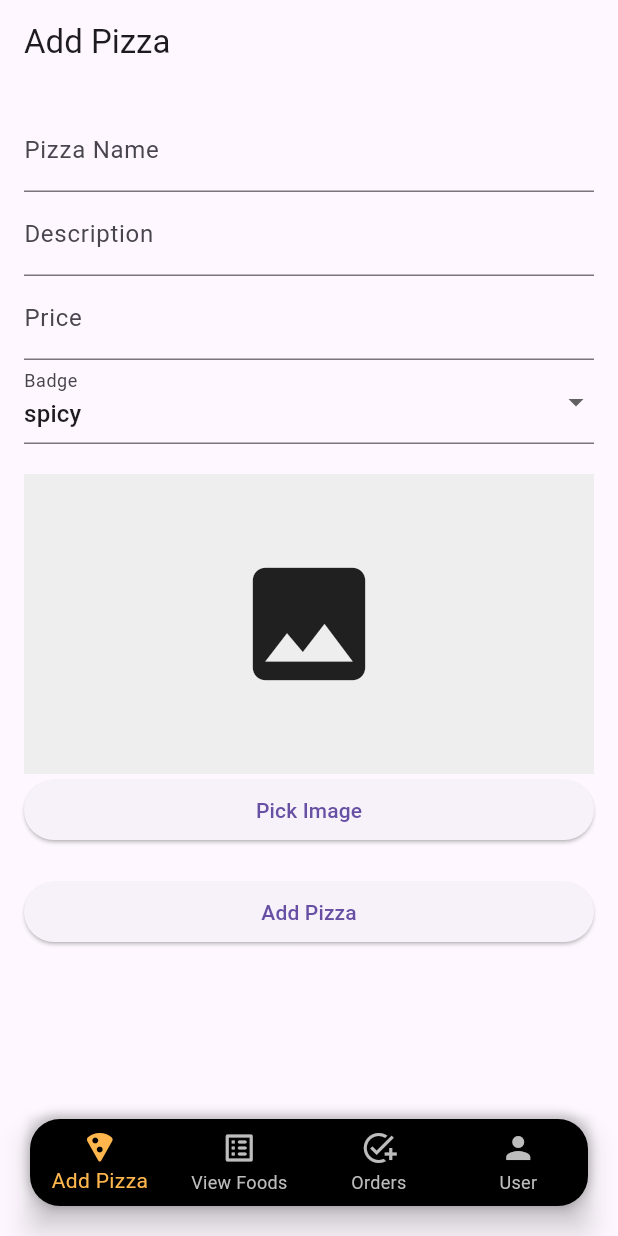
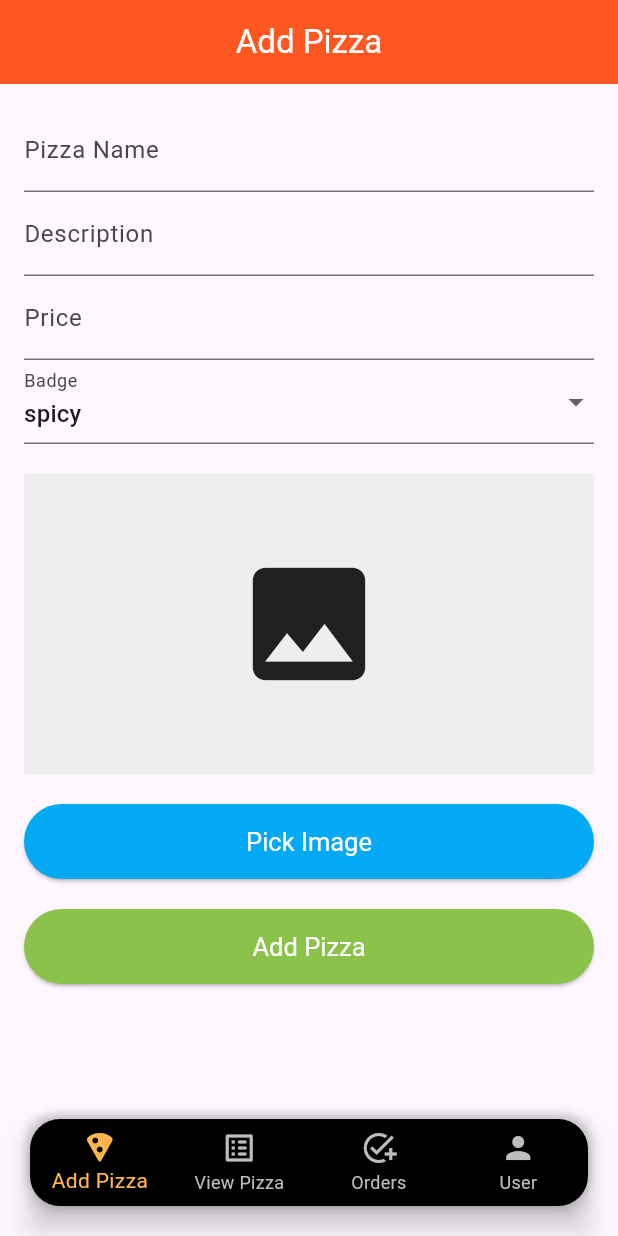
Before and after one commit to kanishkaviraj12/pizza-delivery-app, a Flutter app: the AdminHomePage screen opened directly, on a phone screen of 412 x 824 dp. Run offline on Flutter 3.47's test engine with Material 3 defaults, Android fonts, the phone set to English and light mode, and no system bars; our stand-ins replace cloud_firestore, firebase_auth, firebase_core, firebase_storage, image_picker, permission_handler; accounts and stored records are empty.

Commit message:
All UI design

```diff
--- a/lib/admin/add_pizza.dart
+++ b/lib/admin/add_pizza.dart
@@ -79,7 +79,12 @@ class _AddPizzaPageState extends State<AddPizzaPage> {
   Widget build(BuildContext context) {
     return Scaffold(
       appBar: AppBar(
-        title: const Text('Add Pizza'),
+        title: const Text(
+          'Add Pizza',
+          style: TextStyle(color: Colors.white),
+        ),
+        centerTitle: true,
+        backgroundColor: Colors.deepOrange,
       ),
       body: Padding(
         padding: const EdgeInsets.all(16.0),
@@ -135,20 +140,42 @@ class _AddPizzaPageState extends State<AddPizzaPage> {
               ),
               const SizedBox(height: 20),
               _imageFile != null
-                  ? Image.file(_imageFile!,
-                      height: 200, width: double.infinity, fit: BoxFit.cover)
+                  ? Image.file(
+                      _imageFile!,
+                      height: 200,
+                      width: double.infinity,
+                    )
                   : Container(
                       height: 200,
                       color: Colors.grey[200],
                       child: const Icon(Icons.image, size: 100)),
-              ElevatedButton(
-                onPressed: pickImage,
-                child: const Text('Pick Image'),
+              const SizedBox(height: 20),
+              SizedBox(
+                height: 50,
+                child: ElevatedButton(
+                  onPressed: pickImage,
+                  style: ElevatedButton.styleFrom(
+                      backgroundColor: Colors.lightBlue,
+                      padding: const EdgeInsets.symmetric(
+                          horizontal: 75, vertical: 10),
+                      textStyle: const TextStyle(fontSize: 17),
+                      foregroundColor: Colors.white),
+                  child: const Text('Pick Image'),
+                ),
               ),
               const SizedBox(height: 20),
-              ElevatedButton(
-                onPressed: submitPizzaData,
-                child: const Text('Add Pizza'),
+              SizedBox(
+                height: 50,
+                child: ElevatedButton(
+                  onPressed: submitPizzaData,
+                  style: ElevatedButton.styleFrom(
+                      backgroundColor: Colors.lightGreen,
+                      padding: const EdgeInsets.symmetric(
+                          horizontal: 75, vertical: 10),
+                      textStyle: const TextStyle(fontSize: 17),
+                      foregroundColor: Colors.white),
+                  child: const Text('Add Pizza'),
+                ),
               ),
             ],
           ),
--- a/lib/admin/admin_home.dart
+++ b/lib/admin/admin_home.dart
@@ -2,7 +2,6 @@ import 'package:flutter/material.dart';
 import 'package:pizza_delivery_app/admin/add_pizza.dart';
 import 'package:pizza_delivery_app/admin/view_pizza.dart';
 import 'package:pizza_delivery_app/order_management/order_approve.dart';
-import 'package:pizza_delivery_app/user/menu_screen.dart';
 import 'package:pizza_delivery_app/user/account_info.dart';
 
 class AdminHomePage extends StatefulWidget {
@@ -18,8 +17,8 @@ class _AdminHomePageState extends State<AdminHomePage> {
   final List<Widget> _pages = [
     const AddPizzaPage(),
     ViewPizzaPage(),
-    OrderApprovePage(),
-    AccountInfoPage(),
+    const OrderApprovePage(),
+    const AccountInfoPage(),
   ];
 
   void _onItemTapped(int index) {
@@ -45,7 +44,7 @@ class _AdminHomePageState extends State<AdminHomePage> {
                 color: Colors.black.withOpacity(0.2),
                 spreadRadius: 1,
                 blurRadius: 5,
-                offset: Offset(0, -2), // Shadow position
+                offset: const Offset(0, -2), // Shadow position
               ),
             ],
           ),
@@ -67,7 +66,7 @@ class _AdminHomePageState extends State<AdminHomePage> {
               ),
               BottomNavigationBarItem(
                 icon: Icon(Icons.list_alt_rounded),
-                label: 'View Foods',
+                label: 'View Pizza',
               ),
               BottomNavigationBarItem(
                 icon: Icon(Icons.add_task_sharp),
--- a/lib/user/menu_screen.dart
+++ b/lib/user/menu_screen.dart
@@ -97,11 +97,11 @@ class MenuScreen extends StatelessWidget {
                               Row(
                                 children: [
                                   if (pizzas[index]['isNonVeg'])
-                                    Badge(
+                                    const Badge(
                                         label: 'Non-Veg',
                                         color: Colors.redAccent),
                                   if (pizzas[index]['isSpicy'])
-                                    Badge(
+                                    const Badge(
                                         label: 'Spicy',
                                         color: Colors.orangeAccent),
                                 ],
@@ -166,7 +166,7 @@ class Badge extends StatelessWidget {
   final String label;
   final Color color;
 
-  Badge({required this.label, required this.color});
+  const Badge({super.key, required this.label, required this.color});
 
   @override
   Widget build(BuildContext context) {
--- a/lib/user/user_home.dart
+++ b/lib/user/user_home.dart
@@ -16,9 +16,9 @@ class _UserHomePageState extends State<UserHomePage> {
 
   final List<Widget> _pages = [
     MenuScreen(),
-    SearchFilterScreen(),
+    const SearchFilterScreen(),
     OrderHistoryPage(),
-    AccountInfoPage(),
+    const AccountInfoPage(),
   ];
 
   void _onItemTapped(int index) {
@@ -44,7 +44,7 @@ class _UserHomePageState extends State<UserHomePage> {
                 color: Colors.black.withOpacity(0.2),
                 spreadRadius: 1,
                 blurRadius: 5,
-                offset: Offset(0, -2), // Shadow position
+                offset: const Offset(0, -2), // Shadow position
               ),
             ],
           ),
--- a/pubspec.yaml
+++ b/pubspec.yaml
@@ -73,6 +73,7 @@ flutter:
     - assets/pizza_2.png
     - assets/pizza_logo.png
     - assets/profile_pic/
+    - assets/pizza_cooking.png
 
   # An image asset can refer to one or more resolution-specific "variants", see
   # https://flutter.dev/assets-and-images/#resolution-aware
```
Also changed, not shown: lib/admin/update_pizza.dart (+50 -26 lines), lib/admin/view_pizza.dart (+39 -8 lines), lib/login.dart (+5 -5 lines), lib/main.dart (+2 -11 lines), lib/order_management/order_approve.dart (+18 -16 lines), lib/order_management/order_histroy_&_status.dart (+6 -4 lines), lib/order_management/order_summary.dart (+5 -5 lines), lib/splash_screen.dart (added, +115 -0 lines), lib/user/pizza_detail_page.dart (+4 -4 lines), lib/user/search.dart (+7 -5 lines).
